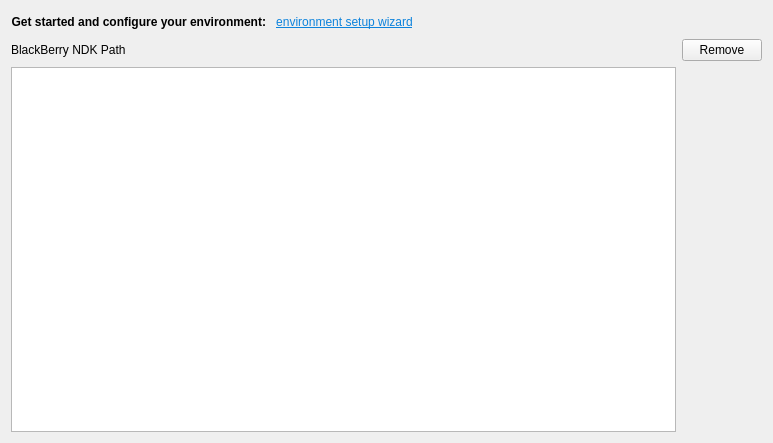
First picture: the form in src/plugins/qnx/blackberryndksettingswidget.ui, repository qt-creator/qt-creator, before the edit.
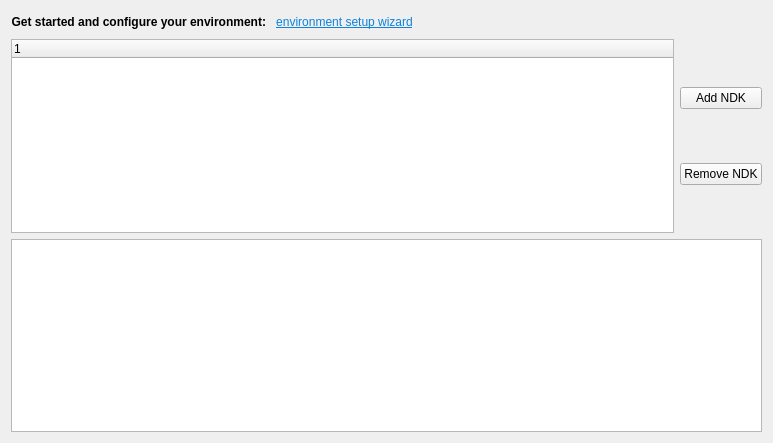
Second picture: the form after the edit. Custom widgets are drawn as their Qt base class.

Commit message:
Qnx: Refactor BlackBerryConfiguration
Improve the NDK setting page to enable managing multiple NDKs.

* Refactor BlackBerryConfiguration to support multiple configurations
* Add auto detected kits for installed NDKs
* Add/Remove manual NDKs

Patch:
```diff
--- a/src/plugins/qnx/blackberryndksettingswidget.ui
+++ b/src/plugins/qnx/blackberryndksettingswidget.ui
@@ -150,39 +150,41 @@
      <item row="0" column="0">
       <layout class="QHBoxLayout" name="horizontalLayout_2">
        <item>
-        <widget class="QLabel" name="label">
-         <property name="text">
-          <string>BlackBerry NDK Path </string>
-         </property>
+        <widget class="QTreeWidget" name="ndksTreeWidget">
+         <column>
+          <property name="text">
+           <string notr="true">1</string>
+          </property>
+         </column>
         </widget>
        </item>
        <item>
-        <widget class="Utils::PathChooser" name="sdkPath" native="true"/>
+        <layout class="QVBoxLayout" name="verticalLayout_2">
+         <item>
+          <widget class="QPushButton" name="addNdkButton">
+           <property name="text">
+            <string>Add NDK</string>
+           </property>
+          </widget>
+         </item>
+         <item>
+          <widget class="QPushButton" name="removeNdkButton">
+           <property name="text">
+            <string>Remove NDK</string>
+           </property>
+          </widget>
+         </item>
+        </layout>
        </item>
       </layout>
      </item>
-     <item row="0" column="1">
-      <widget class="QPushButton" name="removeButton">
-       <property name="text">
-        <string>Remove</string>
-       </property>
-      </widget>
-     </item>
-     <item row="1" column="0">
+     <item row="2" column="0">
       <widget class="QTableView" name="ndkInfosTableView"/>
      </item>
     </layout>
    </item>
   </layout>
  </widget>
- <customwidgets>
-  <customwidget>
-   <class>Utils::PathChooser</class>
-   <extends>QWidget</extends>
-   <header location="global">utils/pathchooser.h</header>
-   <container>1</container>
-  </customwidget>
- </customwidgets>
  <resources/>
  <connections/>
 </ui>
```
The commit also changes 21 other files.
